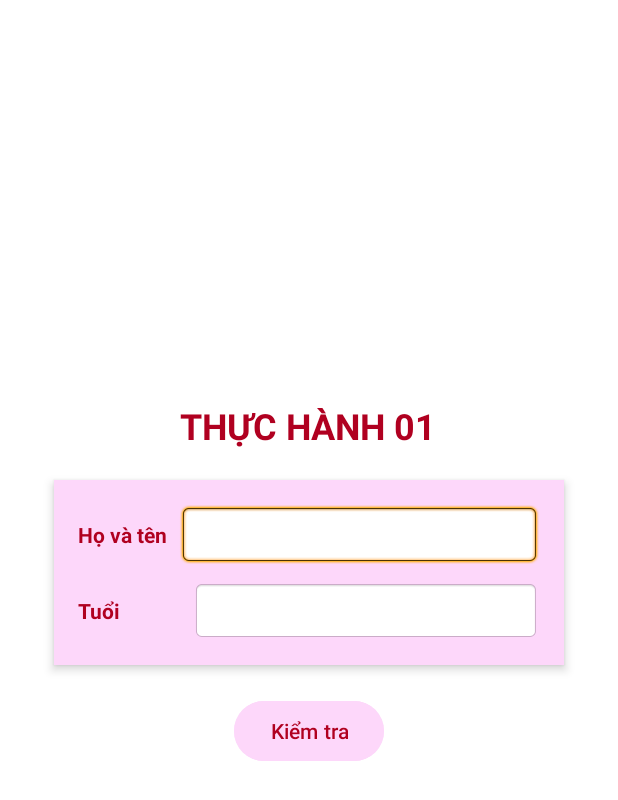
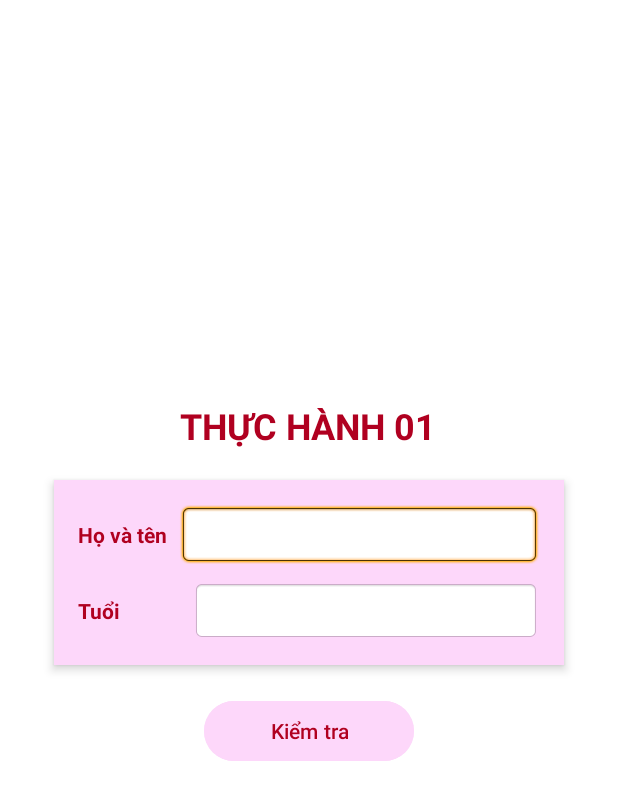
Before and after one commit to MinHuynnn/androidapp, an Android app: the screen it shows after launch (MainActivity), on a phone screen of 412 x 824 dp. Shown: the top 800 px of the screen. Run offline under Robolectric (Android 15) with nearby library versions, the phone set to English and light mode, and no system bars.

Commit message:
Initial commit for Week2

```diff
--- a/BT2_w2/app/src/main/java/com/example/bt2_w2/MainActivity.kt
+++ b/BT2_w2/app/src/main/java/com/example/bt2_w2/MainActivity.kt
@@ -29,7 +29,7 @@ class MainActivity : AppCompatActivity() {
                     resultText.text = "Email không đúng định dạng"
                 }
                 else -> {
-                    resultText.setTextColor(Color.parseColor("#008000")) // Màu xanh
+                    resultText.setTextColor(Color.parseColor("#008000")) // Màu xanh cỏ
                     resultText.text = "Bạn đã nhập email hợp lệ"
                 }
             }
--- a/BTVN_w2/app/src/main/java/com/example/btvn_w2/MainActivity.kt
+++ b/BTVN_w2/app/src/main/java/com/example/btvn_w2/MainActivity.kt
@@ -38,7 +38,7 @@ class MainActivity : AppCompatActivity() {
                 else -> "Người già"
             }
 
-            txtResult.text = "$name thuộc nhóm: $result"
+            txtResult.text = "$name là: $result"
         }
     }
 }
--- a/BTVN_w2/app/src/main/res/layout/activity_main.xml
+++ b/BTVN_w2/app/src/main/res/layout/activity_main.xml
@@ -86,16 +86,16 @@
         android:layout_width="wrap_content"
         android:layout_height="wrap_content"
         android:backgroundTint="@color/material_dynamic_tertiary90"
-        android:paddingHorizontal="24dp"
+        android:paddingHorizontal="44dp"
         android:paddingVertical="8dp"
         android:text="Kiểm tra"
         android:textColor="@color/design_default_color_error" />
 
     <TextView
         android:id="@+id/txtResult"
-        android:layout_width="wrap_content"
+        android:layout_width="230dp"
         android:layout_height="wrap_content"
+        android:layout_marginTop="20dp"
         android:text=""
-        android:textSize="18sp"
-        android:layout_marginTop="20dp"/>
+        android:textSize="18sp" />
 </LinearLayout>
```
Also changed, not shown: BT2_w2/app/src/main/res/layout/activity_main.xml (+5 -5 lines).
